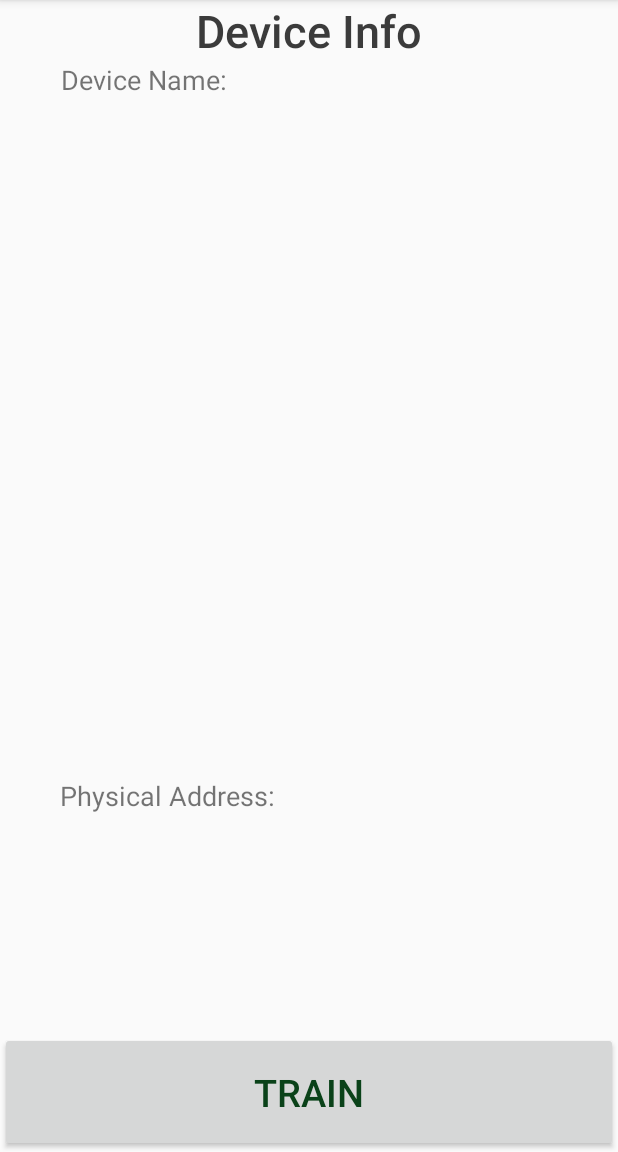
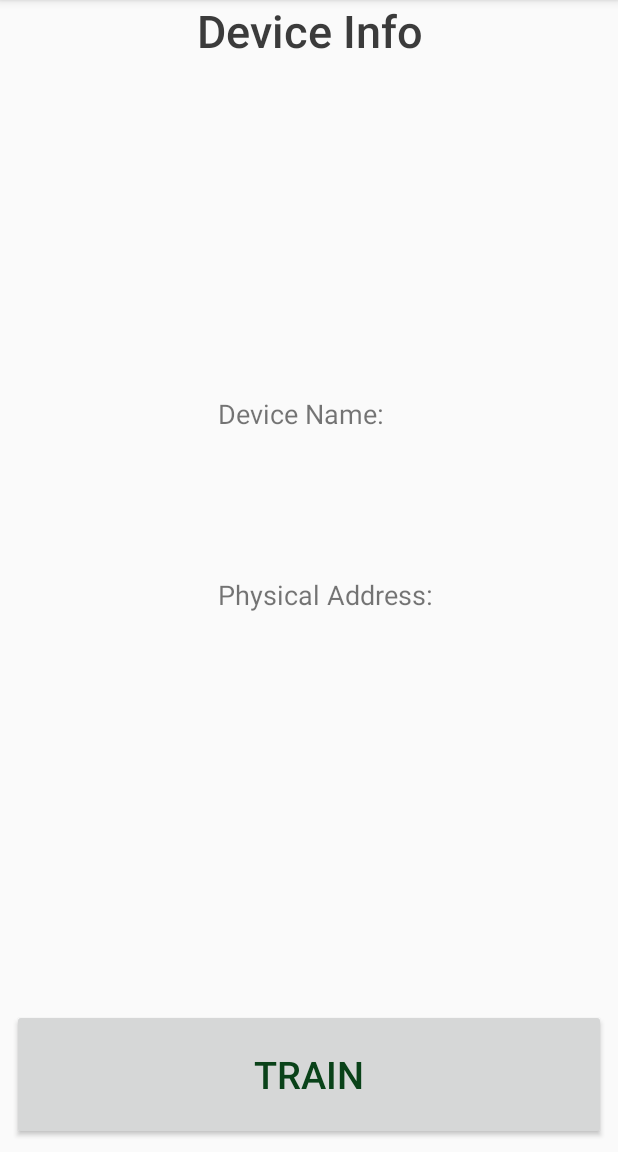
Before and after one commit to siddij3/SmartCPR, an Android app: the DeviceDetailsActivity screen opened directly, with no data from a screen before it, on a phone screen of 412 x 824 dp, the part 84-1236 px from its top. Run offline under Robolectric (Android 15) with nearby library versions, the phone set to English and light mode, and no system bars; 2 statements that could not run were skipped.

Commit message:
Constraint Layout from Relative Layout

```diff
--- a/app/src/main/res/layout/activity_device_details.xml
+++ b/app/src/main/res/layout/activity_device_details.xml
@@ -1,54 +1,60 @@
 <?xml version="1.0" encoding="utf-8"?>
-<RelativeLayout xmlns:android="http://schemas.android.com/apk/res/android"
+<android.support.constraint.ConstraintLayout xmlns:android="http://schemas.android.com/apk/res/android"
     xmlns:app="http://schemas.android.com/apk/res-auto"
     xmlns:tools="http://schemas.android.com/tools"
     android:layout_width="match_parent"
     android:layout_height="match_parent"
-    tools:context="com.smartcpr.junaid.smartcpr.DeviceDetailsActivity"
-    android:gravity="center_horizontal">
+    android:gravity="center_horizontal"
+    tools:context="com.smartcpr.junaid.smartcpr.DeviceDetailsActivity">
 
     <TextView
         android:id="@+id/device_info_title"
         android:layout_width="wrap_content"
         android:layout_height="wrap_content"
-        android:layout_alignParentTop="true"
-        android:layout_centerHorizontal="true"
+        android:layout_marginBottom="8dp"
+        android:layout_marginEnd="8dp"
+        android:layout_marginStart="8dp"
+        android:gravity="center_horizontal"
         android:text="@string/title_device_info"
         android:textAppearance="@style/Base.TextAppearance.AppCompat.Title"
         android:textColor="#3B3B3B"
-        android:textSize="30dp" />
+        android:textSize="30sp"
+        app:layout_constraintEnd_toEndOf="parent"
+        app:layout_constraintStart_toStartOf="parent" />
 
-    <RelativeLayout
-        android:layout_width="match_parent"
-        android:layout_height="wrap_content"
-        android:layout_below="@id/device_info_title"
-        android:id="@+id/fragment_details_layout"
-        >
 
     <fragment
         android:id="@+id/fragment_device_details"
         android:name="com.smartcpr.junaid.smartcpr.DeviceDetailsFragments.DeviceDetailsFragment"
-            android:layout_width="match_parent"
-            android:layout_height="match_parent"
+        android:layout_width="wrap_content"
+        android:layout_height="wrap_content"
+        android:layout_marginBottom="8dp"
+        android:layout_marginEnd="8dp"
+        android:layout_marginStart="8dp"
+        android:layout_marginTop="8dp"
+        app:layout_constraintBottom_toTopOf="@+id/fragment_train_button"
+        app:layout_constraintEnd_toEndOf="parent"
+        app:layout_constraintHorizontal_bias="0.503"
+        app:layout_constraintStart_toStartOf="parent"
+        app:layout_constraintTop_toBottomOf="@+id/device_info_title"
         tools:layout="@layout/fragment_text_device_details" />
-    </RelativeLayout>
 
-
-    <RelativeLayout
-            android:layout_width="match_parent"
-            android:layout_height="wrap_content"
-            android:layout_alignParentBottom="true"
-            android:layout_alignParentStart="true"
-            >
 
     <fragment
         android:id="@+id/fragment_train_button"
         android:name="com.smartcpr.junaid.smartcpr.DeviceDetailsFragments.TrainButtonFragment"
-                android:layout_width="match_parent"
-                android:layout_height="80dp"
+        android:layout_width="0dp"
+        android:layout_height="87dp"
+        android:layout_marginBottom="8dp"
+        android:layout_marginEnd="8dp"
+        android:layout_marginStart="8dp"
+        app:layout_constraintBottom_toBottomOf="parent"
+        app:layout_constraintEnd_toEndOf="parent"
+        app:layout_constraintHorizontal_bias="0.0"
+        app:layout_constraintStart_toStartOf="parent"
         tools:layout="@layout/fragment_button_train" />
 
-    </RelativeLayout>
 
 
-</RelativeLayout>
+
+</android.support.constraint.ConstraintLayout>
--- a/app/src/main/res/layout/fragment_scan_bluetooth.xml
+++ b/app/src/main/res/layout/fragment_scan_bluetooth.xml
@@ -1,5 +1,5 @@
 <?xml version="1.0" encoding="utf-8"?>
-<RelativeLayout xmlns:android="http://schemas.android.com/apk/res/android"
+<android.support.constraint.ConstraintLayout xmlns:android="http://schemas.android.com/apk/res/android"
     android:layout_width="match_parent"
     android:layout_height="match_parent">
 
@@ -11,4 +11,4 @@
         android:text="@string/main_scan_button"/>
 
 
-</RelativeLayout>
+</android.support.constraint.ConstraintLayout>
--- a/app/src/main/res/layout/fragment_text_device_details.xml
+++ b/app/src/main/res/layout/fragment_text_device_details.xml
@@ -1,60 +1,62 @@
 <?xml version="1.0" encoding="utf-8"?>
-<RelativeLayout xmlns:android="http://schemas.android.com/apk/res/android"
+<LinearLayout xmlns:android="http://schemas.android.com/apk/res/android"
+    xmlns:tools="http://schemas.android.com/tools"
     android:layout_width="match_parent"
     android:layout_height="match_parent"
     android:gravity="center_horizontal"
     android:orientation="vertical" >
 
-    <RelativeLayout
+    <LinearLayout
         android:id="@+id/layout_device_name"
         android:layout_width="match_parent"
-        android:layout_height="match_parent"
-        android:layout_alignParentTop="true"
-        android:layout_above="@+id/layout_device_physical_address">
+        android:layout_height="80dp" >
+
 
         <TextView
             android:text="@string/text_device_name_label"
-            android:layout_width="wrap_content"
+            android:layout_width="match_parent"
             android:layout_height="wrap_content"
-            android:gravity="center"
-            android:paddingLeft="40dp"
-            android:textSize="18sp" />
+            android:layout_gravity="center_vertical"
+            android:textSize="18sp"
+            android:paddingStart="20dp"
+            tools:ignore="RtlHardcoded,RtlSymmetry" />
 
-        <TextView
-            android:id="@+id/text_device_name"
-            android:text="@string/text_device_name"
-            android:layout_width="wrap_content"
-            android:layout_height="wrap_content"
-            android:layout_alignParentRight="true"
-            android:paddingRight="50dp"
-            android:textSize="18sp" />
+    </LinearLayout>
 
-    </RelativeLayout>
+    <TextView
+        android:id="@+id/text_device_name"
+        android:text="@string/text_device_name"
+        android:layout_width="match_parent"
+        android:layout_height="wrap_content"
+        android:gravity="center_horizontal"
+        android:textSize="30sp" />
 
-    <RelativeLayout
+    <LinearLayout
         android:id="@+id/layout_device_physical_address"
         android:layout_width="match_parent"
-        android:layout_height="250dp"
-        android:layout_alignParentBottom="true"
-        android:layout_centerHorizontal="true">
+        android:layout_height="80dp"
+        android:orientation="horizontal"
+        android:layout_gravity="fill_vertical">
+
 
         <TextView
             android:text="@string/text_device_physical_address_label"
             android:layout_width="wrap_content"
             android:layout_height="wrap_content"
-            android:gravity="center"
-            android:paddingLeft="40dp"
-            android:textSize="18sp" />
+            android:layout_gravity="center_vertical"
+            android:textSize="18sp"
+            android:paddingStart="20dp"
+            tools:ignore="RtlHardcoded,RtlSymmetry" />
 
-        <TextView
-            android:id="@+id/text_device_physical_address"
-            android:text="@string/text_device_physical_address"
 
-            android:layout_width="wrap_content"
-            android:layout_height="wrap_content"
-            android:layout_alignParentRight="true"
-            android:paddingRight="50dp"
-            android:textSize="18sp" />
-    </RelativeLayout>
+    </LinearLayout>
 
-</RelativeLayout>
+    <TextView
+        android:id="@+id/text_device_physical_address"
+        android:text="@string/text_device_physical_address"
+        android:layout_width="match_parent"
+        android:layout_height="wrap_content"
+        android:gravity="center_horizontal"
+        android:textSize="30sp" />
+
+</LinearLayout>
```
Also changed, not shown: app/src/main/res/layout/fragment_spectral_depth.xml (added, +10 -0 lines), app/src/main/res/layout/fragment_spectral_rate.xml (added, +124 -0 lines), app/src/main/res/layout/activity_scan_devices.xml (line endings or trailing spaces). Lines whose indentation alone changed are shown as unchanged.
